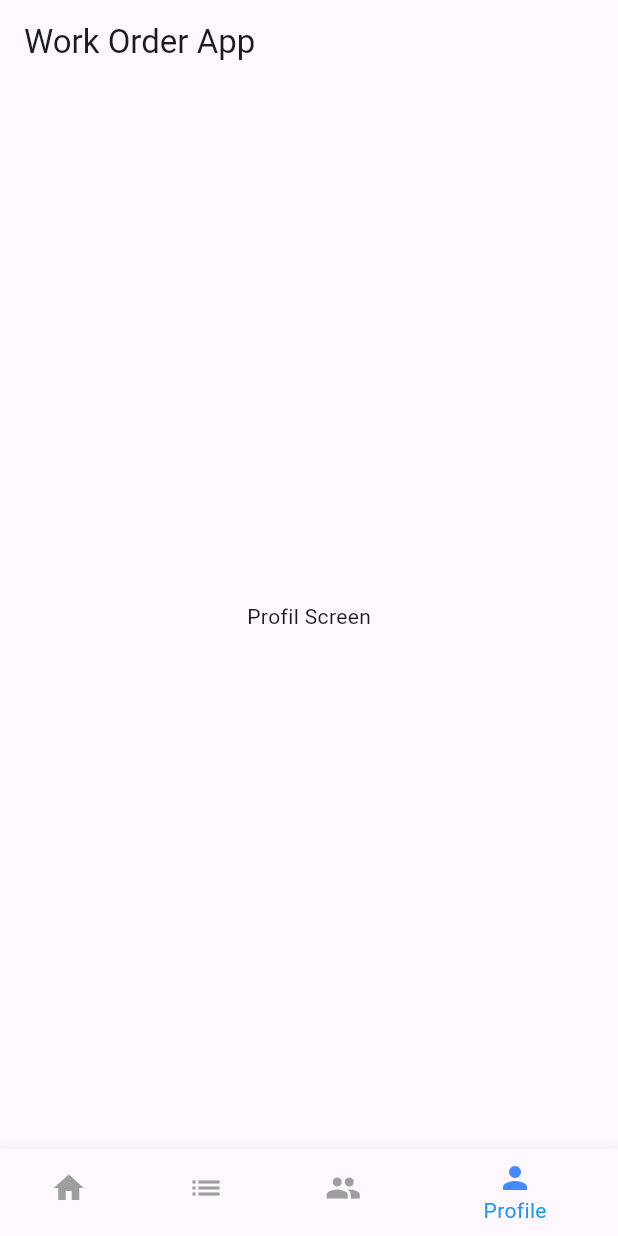
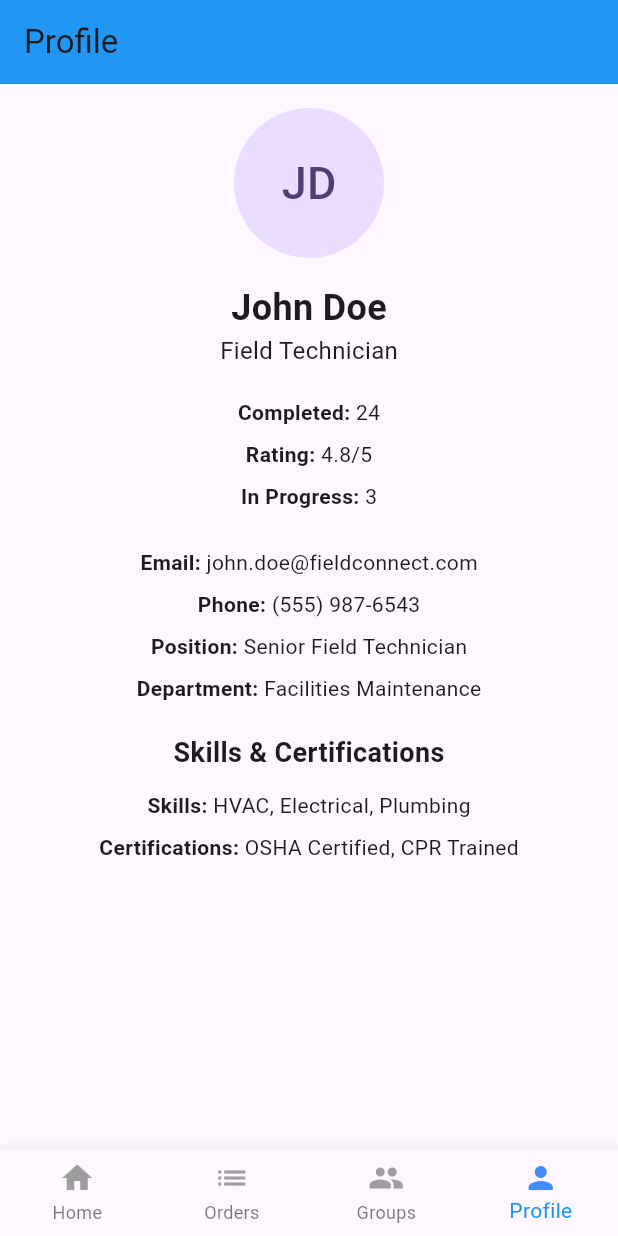
Before and after one commit to imaldi/work_order_app, a Flutter app: the screen it shows after launch, item 4 of the bottom bar chosen, on a phone screen of 412 x 824 dp. Run offline on Flutter 3.47's test engine with Material 3 defaults, Android fonts, the phone set to English and light mode, and no system bars; our stand-ins replace auto_route, bloc, equatable, flutter_bloc, fpdart, freezed_annotation and 3 more; accounts and stored records are empty; generated files the repository leaves out were written again.

```diff
--- a/lib/features/home/presentation/screens/home_screen.dart
+++ b/lib/features/home/presentation/screens/home_screen.dart
@@ -70,13 +70,17 @@ class _HomeScreenState extends State<HomeScreen> {
                 style: TextStyle(fontSize: 18, fontWeight: FontWeight.bold),
               ),
               const SizedBox(height: 8.0),
-              Row(
+              Column(
                 mainAxisAlignment: MainAxisAlignment.spaceEvenly,
                 children: [
+                  Row(children: [
                     _buildActionButton('Work Orders', Icons.cases_sharp),
                     _buildActionButton('Groups', Icons.group),
+                  ],),
+                  Row(children: [
                     _buildActionButton('Inventory', Icons.inventory),
                     _buildActionButton('Messages', Icons.email),
+                  ],),
                 ],
               ),
             ],
@@ -121,7 +125,8 @@ class _HomeScreenState extends State<HomeScreen> {
   }
 
   Widget _buildActionButton(String title, IconData icon) {
-    return Card(
+    return Expanded(
+      child: Card(
         color: Colors.lightBlue[50],
         child: Padding(
           padding: const EdgeInsets.all(16.0),
@@ -133,6 +138,7 @@ class _HomeScreenState extends State<HomeScreen> {
             ],
           ),
         ),
+      ),
     );
   }
 }
--- a/lib/features/home/presentation/screens/main_screen.dart
+++ b/lib/features/home/presentation/screens/main_screen.dart
@@ -58,6 +58,9 @@ class _MainScreenState extends State<MainScreen> {
             onTap: (index){
               tabsRouter.setActiveIndex(index);
             },
+            type: BottomNavigationBarType.fixed, // Tetapkan tipe ke fixed
+            showSelectedLabels: true, // Pastikan label yang dipilih terlihat
+            showUnselectedLabels: true, // Pastikan label yang tidak dipilih terlihat
           );
         },
       ),
--- a/lib/features/profile/presentation/screens/profile_screen.dart
+++ b/lib/features/profile/presentation/screens/profile_screen.dart
@@ -1,16 +1,5 @@
-// lib/presentation/pages/Profile_page.dart
 import 'package:auto_route/auto_route.dart';
 import 'package:flutter/material.dart';
-import 'package:flutter_bloc/flutter_bloc.dart';
-import 'package:work_order_app/core/consts_and_enums/enums/sort_by_enum.dart';
-import 'package:work_order_app/core/router/router.dart';
-import 'package:work_order_app/core/utils/extensions/extensions.dart';
-import 'package:work_order_app/core/params/work_order_params.dart';
-import 'package:work_order_app/features/technician/domain/entity/technician_entity.dart';
-
-import '../../../../core/consts_and_enums/enums/work_order_enums.dart';
-import '../../../technician/presentation/bloc/technician_bloc.dart';
-import '../../../work_order/presentation/bloc/work_order_bloc.dart';
 
 @RoutePage()
 class ProfileScreen extends StatefulWidget {
@@ -25,11 +14,76 @@ class _ProfileScreenState extends State<ProfileScreen> {
   Widget build(BuildContext context) {
     return Scaffold(
       appBar: AppBar(
-        title: const Text('Work Order App'),
+        title: const Text('Profile'),
+        backgroundColor: Colors.blue,
       ),
       body: Padding(
         padding: const EdgeInsets.all(16.0),
-        child: Center(child: Text("Profil Screen"),),
+        child: Column(
+          crossAxisAlignment: CrossAxisAlignment.center,
+          children: [
+            const CircleAvatar(
+              radius: 50,
+              child: Text('JD', style: TextStyle(fontSize: 30)),
+            ),
+            const SizedBox(height: 16.0),
+            const Text('John Doe', style: TextStyle(fontSize: 24, fontWeight: FontWeight.bold)),
+            const Text('Field Technician', style: TextStyle(fontSize: 16)),
+            const SizedBox(height: 16.0),
+            _buildStatRow('Completed', 24),
+            _buildStatRow('Rating', 4.8, isRating: true),
+            _buildStatRow('In Progress', 3),
+            const SizedBox(height: 16.0),
+            _buildInfoRow('Email', 'john.doe@fieldconnect.com'),
+            _buildInfoRow('Phone', '(555) 987-6543'),
+            _buildInfoRow('Position', 'Senior Field Technician'),
+            _buildInfoRow('Department', 'Facilities Maintenance'),
+            const SizedBox(height: 16.0),
+            const Text('Skills & Certifications', style: TextStyle(fontSize: 18, fontWeight: FontWeight.bold)),
+            const SizedBox(height: 8.0),
+            _buildSkillRow('Skills', 'HVAC, Electrical, Plumbing'),
+            _buildSkillRow('Certifications', 'OSHA Certified, CPR Trained'),
+          ],
+        ),
+      ),
+    );
+  }
+
+  Widget _buildStatRow(String label, dynamic value, {bool isRating = false}) {
+    return Padding(
+      padding: const EdgeInsets.symmetric(vertical: 4.0),
+      child: Row(
+        mainAxisAlignment: MainAxisAlignment.center,
+        children: [
+          Text('$label: ', style: const TextStyle(fontWeight: FontWeight.bold)),
+          Text(isRating ? '$value/5' : value.toString()),
+        ],
+      ),
+    );
+  }
+
+  Widget _buildInfoRow(String label, String value) {
+    return Padding(
+      padding: const EdgeInsets.symmetric(vertical: 4.0),
+      child: Row(
+        mainAxisAlignment: MainAxisAlignment.center,
+        children: [
+          Text('$label: ', style: const TextStyle(fontWeight: FontWeight.bold)),
+          Text(value),
+        ],
+      ),
+    );
+  }
+
+  Widget _buildSkillRow(String label, String value) {
+    return Padding(
+      padding: const EdgeInsets.symmetric(vertical: 4.0),
+      child: Row(
+        mainAxisAlignment: MainAxisAlignment.center,
+        children: [
+          Text('$label: ', style: const TextStyle(fontWeight: FontWeight.bold)),
+          Text(value),
+        ],
       ),
     );
   }
```
Lines whose indentation alone changed are shown as unchanged.
